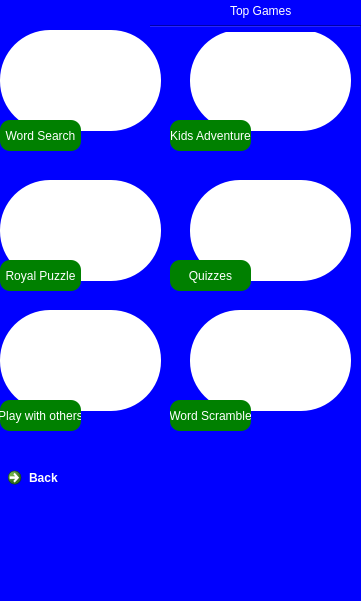
First picture: the form in games.ui, repository Ozichis/Children-Church-Currriculum-App, before the edit.
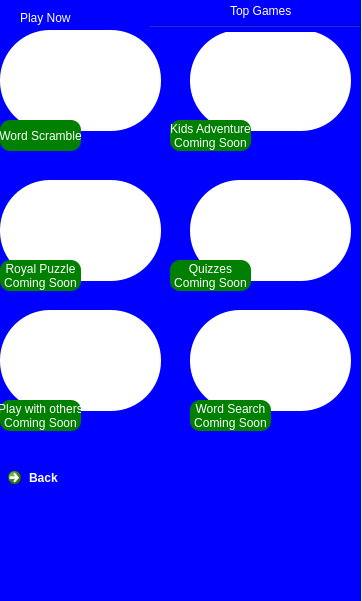
Second picture: the form after the edit. Icons and pictures are not drawn.

The edit to the form file:
```diff
--- a/games.ui
+++ b/games.ui
@@ -6,7 +6,7 @@
    <rect>
     <x>0</x>
     <y>0</y>
-    <width>361</width>
+    <width>362</width>
     <height>601</height>
    </rect>
   </property>
@@ -28,8 +28,8 @@
    <widget class="QLabel" name="label">
     <property name="geometry">
      <rect>
-      <x>0</x>
-      <y>30</y>
+      <x>190</x>
+      <y>310</y>
       <width>161</width>
       <height>101</height>
      </rect>
@@ -64,8 +64,8 @@
    <widget class="QPushButton" name="pushButton">
     <property name="geometry">
      <rect>
-      <x>0</x>
-      <y>120</y>
+      <x>190</x>
+      <y>400</y>
       <width>81</width>
       <height>31</height>
      </rect>
@@ -77,7 +77,8 @@
 </string>
     </property>
     <property name="text">
-     <string>Word Search</string>
+     <string>Word Search
+Coming Soon</string>
     </property>
    </widget>
    <widget class="QPushButton" name="pushButton_2">
@@ -96,7 +97,8 @@
 </string>
     </property>
     <property name="text">
-     <string>Kids Adventure</string>
+     <string>Kids Adventure
+Coming Soon</string>
     </property>
    </widget>
    <widget class="QLabel" name="label_3">
@@ -133,7 +135,8 @@
 </string>
     </property>
     <property name="text">
-     <string>Royal Puzzle</string>
+     <string>Royal Puzzle
+Coming Soon</string>
     </property>
    </widget>
    <widget class="QLabel" name="label_6">
@@ -170,7 +173,8 @@
 </string>
     </property>
     <property name="text">
-     <string>Quizzes</string>
+     <string>Quizzes
+Coming Soon</string>
     </property>
    </widget>
    <widget class="QLabel" name="label_4">
@@ -207,14 +211,15 @@
 </string>
     </property>
     <property name="text">
-     <string>Play with others</string>
+     <string>Play with others
+Coming Soon</string>
     </property>
    </widget>
    <widget class="QLabel" name="label_5">
     <property name="geometry">
      <rect>
-      <x>190</x>
-      <y>310</y>
+      <x>0</x>
+      <y>30</y>
       <width>161</width>
       <height>101</height>
      </rect>
@@ -228,11 +233,11 @@
      <string/>
     </property>
    </widget>
-   <widget class="QPushButton" name="pushButton_6">
+   <widget class="QPushButton" name="word_scramble">
     <property name="geometry">
      <rect>
-      <x>170</x>
-      <y>400</y>
+      <x>0</x>
+      <y>120</y>
       <width>81</width>
       <height>31</height>
      </rect>
@@ -294,6 +299,38 @@
      <string>Top Games</string>
     </property>
    </widget>
+   <widget class="QLabel" name="label_8">
+    <property name="geometry">
+     <rect>
+      <x>20</x>
+      <y>10</y>
+      <width>61</width>
+      <height>16</height>
+     </rect>
+    </property>
+    <property name="styleSheet">
+     <string notr="true">color: white;</string>
+    </property>
+    <property name="text">
+     <string>Play Now</string>
+    </property>
+   </widget>
+   <zorder>label</zorder>
+   <zorder>label_2</zorder>
+   <zorder>pushButton_2</zorder>
+   <zorder>label_3</zorder>
+   <zorder>pushButton_3</zorder>
+   <zorder>label_6</zorder>
+   <zorder>pushButton_4</zorder>
+   <zorder>label_4</zorder>
+   <zorder>pushButton_5</zorder>
+   <zorder>label_5</zorder>
+   <zorder>word_scramble</zorder>
+   <zorder>exits</zorder>
+   <zorder>line</zorder>
+   <zorder>label_7</zorder>
+   <zorder>pushButton</zorder>
+   <zorder>label_8</zorder>
   </widget>
  </widget>
  <resources>
```
